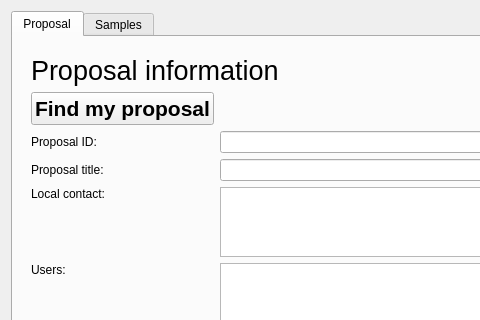
This is nicos_ess/gui/panels/ui_files/exp_panel_tabbed.ui in ess-dmsc/nicos as Qt 5 draws it before an edit; both pictures show x 0 to 480 and y 0 to 320 of the 938 by 775 pixel window. The edited form follows.
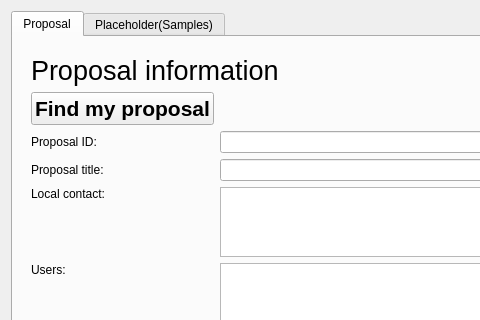
This is the edited form.

Commit message: edit name of sample tab

```diff
--- a/nicos_ess/gui/panels/ui_files/exp_panel_tabbed.ui
+++ b/nicos_ess/gui/panels/ui_files/exp_panel_tabbed.ui
@@ -349,7 +349,7 @@
        <string>Samples</string>
       </property>
       <attribute name="title">
-       <string>Samples</string>
+       <string>Placeholder(Samples)</string>
       </attribute>
       <layout class="QVBoxLayout" name="verticalLayout_6">
        <item>
```
